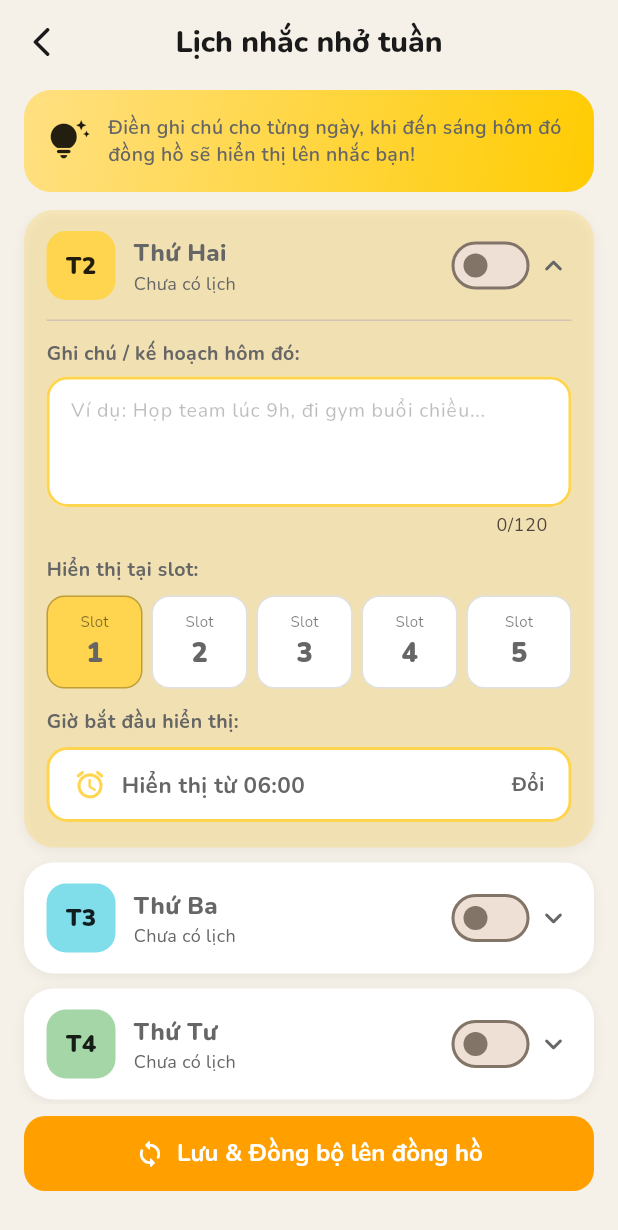
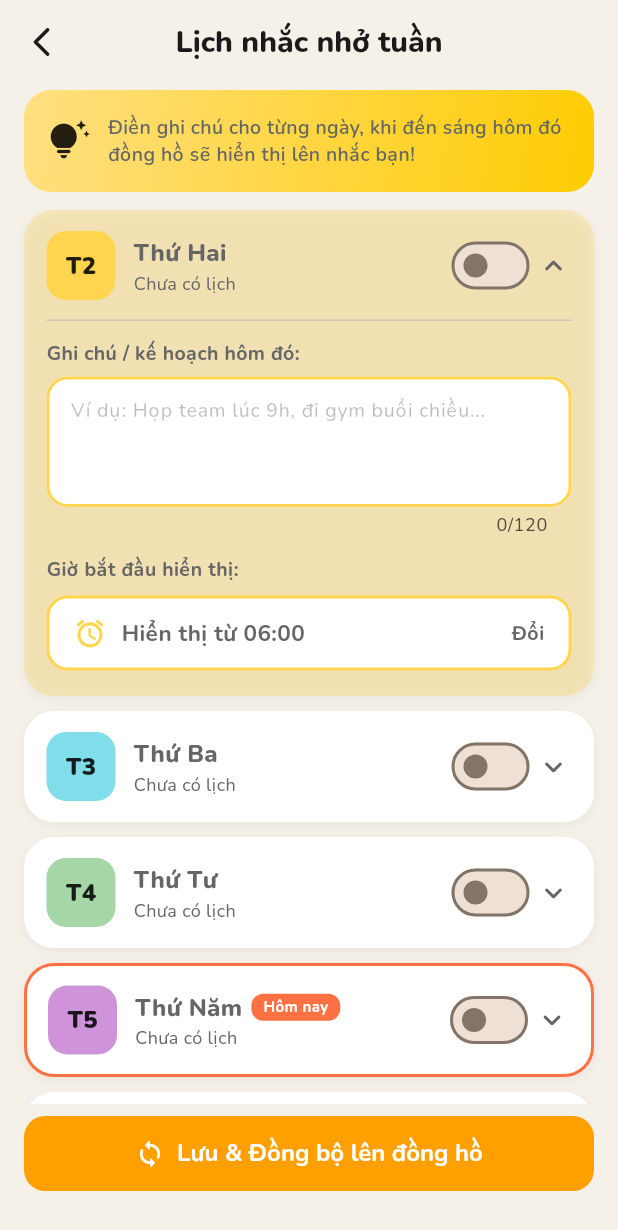
Before and after one commit to ChiBao2003/App_EXE401, a Flutter app: the WeeklyScheduleScreen screen opened by its route, after a tap on "T2", on a phone screen of 412 x 824 dp. Shown: the top 1230 px of the screen. Run offline on Flutter 3.47's test engine with Material 3 defaults, Android fonts, the phone set to English and light mode, and no system bars; our stand-ins replace fl_chart, flutter_blue_plus, google_fonts, image_picker, permission_handler, shared_preferences; accounts and stored records are empty; network calls fail.

Commit message:
update thêm tính năng lịch nhắc nhớ

```diff
--- a/Frontend_EXE401/lib/features/schedule/weekly_schedule_screen.dart
+++ b/Frontend_EXE401/lib/features/schedule/weekly_schedule_screen.dart
@@ -1,7 +1,9 @@
 import 'package:flutter/material.dart';
 import 'package:google_fonts/google_fonts.dart';
 import 'package:http/http.dart' as http;
+import 'package:provider/provider.dart';
 import '../../core/constants/app_constants.dart';
+import '../../core/bluetooth/ble_service.dart';
 import 'dart:convert';
 import 'dart:io' show Platform;
 import 'package:flutter/foundation.dart' show kIsWeb;
@@ -99,7 +101,7 @@ class _WeeklyScheduleScreenState extends State<WeeklyScheduleScreen> {
     final activeDays = _days.where((d) => d.isEnabled && d.note.isNotEmpty).toList();
 
     try {
-      // Xóa lịch cũ trên backend nếu làm tính năng đồng bộ 2 chiều (bỏ qua bước này ở MVP)
+      // 1. Lưu vào Database backend
       for (var day in activeDays) {
         await http.post(
           Uri.parse('${AppConstants.baseUrl}/api/schedules/'),
@@ -113,7 +115,34 @@ class _WeeklyScheduleScreenState extends State<WeeklyScheduleScreen> {
           }),
         );
       }
-      if (mounted) showSuccessSnackbar(context, 'Đã đồng bộ ${activeDays.length} nhắc nhở lên Database!');
+
+      // 2. Gửi Bluetooth (BLE) trực tiếp sang đồng hồ nếu đang kết nối
+      bool bleSuccess = false;
+      try {
+        final ble = context.read<BleService>();
+        if (ble.isConnected) {
+          final payload = {
+            "cmd": "SET_SCHEDULE",
+            "schedules": activeDays.map((d) {
+              return {
+                "day": _days.indexOf(d) + 2, // 2 = T2 ... 8 = CN
+                "day_name": d.dayName,
+                "time": _formatTime(d.displayTime),
+                "text": d.note,
+              };
+            }).toList(),
+          };
+          bleSuccess = await ble.sendJson(payload);
+        }
+      } catch (_) {}
+
+      if (mounted) {
+        if (bleSuccess) {
+          showSuccessSnackbar(context, '✅ Đã lưu và truyền ${activeDays.length} lịch sang đồng hồ thành công!');
+        } else {
+          showSuccessSnackbar(context, '✅ Đã lưu ${activeDays.length} nhắc nhở! (Kết nối Bluetooth để truyền sang đồng hồ)');
+        }
+      }
     } catch (e) {
       if (mounted) showErrorSnackbar(context, 'Lỗi kết nối máy chủ!');
     } finally {
@@ -187,7 +216,6 @@ class _WeeklyScheduleScreenState extends State<WeeklyScheduleScreen> {
                   }),
                   onEnabledChanged: (v) => setState(() => day.isEnabled = v),
                   onNoteChanged: (v) => day.note = v,
-                  onSlotChanged: (v) => setState(() => day.selectedSlot = v),
                   onTimePick: () async {
                     final picked = await showTimePicker(
                       context: context,
@@ -237,7 +265,6 @@ class _DayCard extends StatefulWidget {
   final VoidCallback onTap;
   final ValueChanged<bool> onEnabledChanged;
   final ValueChanged<String> onNoteChanged;
-  final ValueChanged<int> onSlotChanged;
   final VoidCallback onTimePick;
   final String Function(TimeOfDay) formatTime;
 
@@ -248,7 +275,6 @@ class _DayCard extends StatefulWidget {
     required this.onTap,
     required this.onEnabledChanged,
     required this.onNoteChanged,
-    required this.onSlotChanged,
     required this.onTimePick,
     required this.formatTime,
   });
@@ -440,58 +466,6 @@ class _DayCardState extends State<_DayCard> {
                   ),
                   const SizedBox(height: 12),
 
-                  // Slot selector
-                  Text(
-                    'Hiển thị tại slot:',
-                    style: GoogleFonts.nunito(
-                      fontSize: 13,
-                      fontWeight: FontWeight.w700,
-                      color: AppColors.textSecondary,
-                    ),
-                  ),
-                  const SizedBox(height: 8),
-                  Row(
-                    children: List.generate(5, (i) {
-                      final slot = i + 1;
-                      final selected = day.selectedSlot == slot;
-                      return Expanded(
-                        child: GestureDetector(
-                          onTap: () => widget.onSlotChanged(slot),
-                          child: Container(
-                            margin: EdgeInsets.only(right: i < 4 ? 6 : 0),
-                            padding: const EdgeInsets.symmetric(vertical: 10),
-                            decoration: BoxDecoration(
-                              color: selected ? day.color : Colors.white,
-                              borderRadius: BorderRadius.circular(12),
-                              border: Border.all(
-                                color: selected ? Colors.black26 : Colors.black12,
-                              ),
-                            ),
-                            child: Column(
-                              children: [
-                                Text(
-                                  'Slot',
-                                  style: GoogleFonts.nunito(
-                                    fontSize: 10,
-                                    color: Colors.black54,
-                                  ),
-                                ),
-                                Text(
-                                  '$slot',
-                                  style: GoogleFonts.nunito(
-                                    fontSize: 18,
-                                    fontWeight: FontWeight.w900,
-                                  ),
-                                ),
-                              ],
-                            ),
-                          ),
-                        ),
-                      );
-                    }),
-                  ),
-                  const SizedBox(height: 12),
-
                   // Time picker
                   Text(
                     'Giờ bắt đầu hiển thị:',
```
Also changed, not shown: 1 other file.
